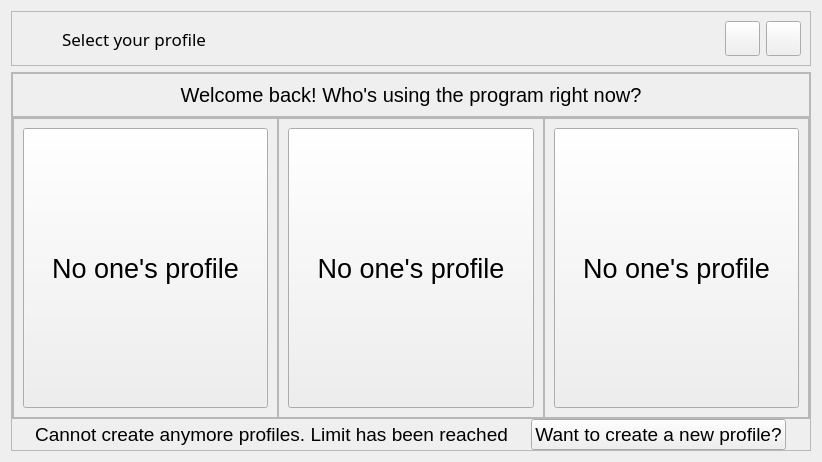
Above: uis/profileSelector.ui from QBoff/YouTube-Video-Downloader before the change. Below: the same form after it.
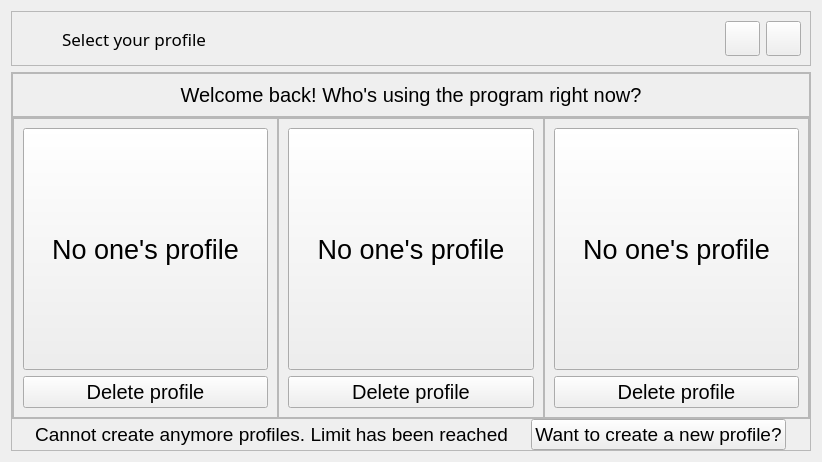
That is the form after the change. Icons and pictures are not drawn.

```diff
--- a/uis/profileSelector.ui
+++ b/uis/profileSelector.ui
@@ -336,6 +336,27 @@
                 </attribute>
                </widget>
               </item>
+              <item>
+               <widget class="QPushButton" name="delete1Btn">
+                <property name="sizePolicy">
+                 <sizepolicy hsizetype="Minimum" vsizetype="Maximum">
+                  <horstretch>0</horstretch>
+                  <verstretch>0</verstretch>
+                 </sizepolicy>
+                </property>
+                <property name="font">
+                 <font>
+                  <pointsize>15</pointsize>
+                 </font>
+                </property>
+                <property name="text">
+                 <string>Delete profile</string>
+                </property>
+                <attribute name="buttonGroup">
+                 <string notr="true">deleteButtons</string>
+                </attribute>
+               </widget>
+              </item>
              </layout>
             </widget>
            </item>
@@ -375,6 +396,27 @@
                 </attribute>
                </widget>
               </item>
+              <item>
+               <widget class="QPushButton" name="delete2Btn">
+                <property name="sizePolicy">
+                 <sizepolicy hsizetype="Minimum" vsizetype="Fixed">
+                  <horstretch>0</horstretch>
+                  <verstretch>0</verstretch>
+                 </sizepolicy>
+                </property>
+                <property name="font">
+                 <font>
+                  <pointsize>15</pointsize>
+                 </font>
+                </property>
+                <property name="text">
+                 <string>Delete profile</string>
+                </property>
+                <attribute name="buttonGroup">
+                 <string notr="true">deleteButtons</string>
+                </attribute>
+               </widget>
+              </item>
              </layout>
             </widget>
            </item>
@@ -414,6 +456,21 @@
                 </attribute>
                </widget>
               </item>
+              <item>
+               <widget class="QPushButton" name="delete3Btn">
+                <property name="font">
+                 <font>
+                  <pointsize>15</pointsize>
+                 </font>
+                </property>
+                <property name="text">
+                 <string>Delete profile</string>
+                </property>
+                <attribute name="buttonGroup">
+                 <string notr="true">deleteButtons</string>
+                </attribute>
+               </widget>
+              </item>
              </layout>
             </widget>
            </item>
```
Left out of the diff: 36 changed lines with no effect on the pictures.
